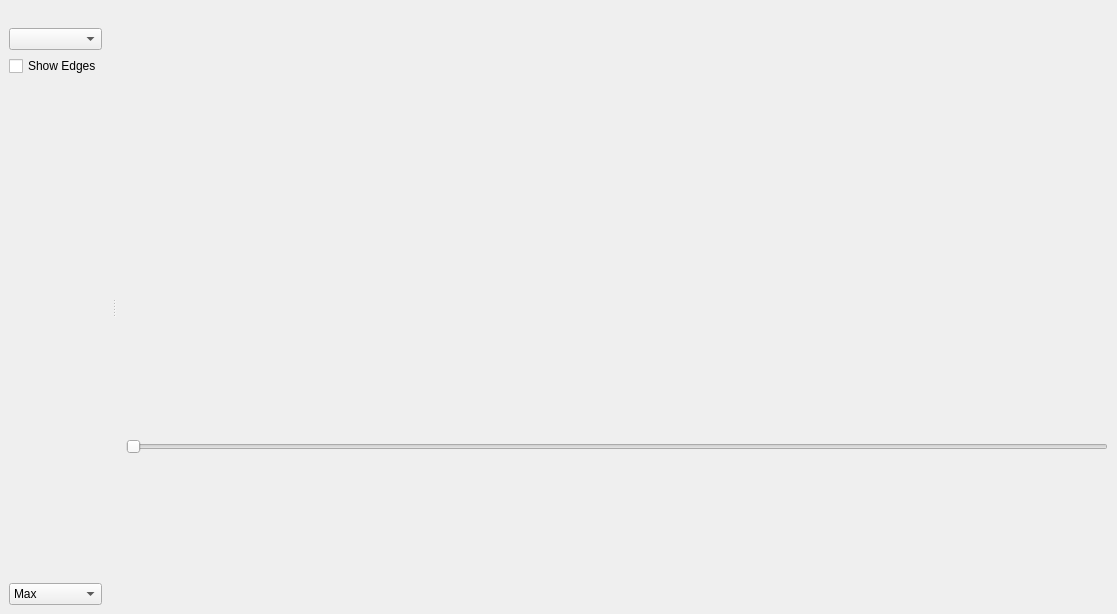
The window that src/vis/mainWindow.ui (Martin-Bela/Brain-Vis) describes before a commit, drawn with Qt 5.
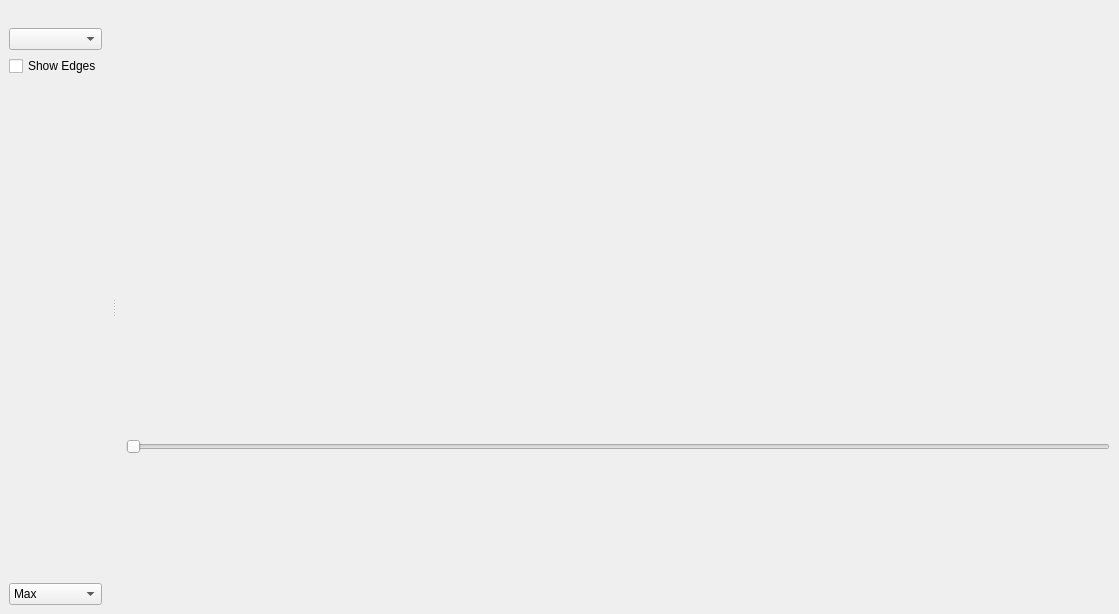
The same window after the commit. Custom widgets are drawn as their Qt base class.

```diff
--- a/src/vis/mainWindow.ui
+++ b/src/vis/mainWindow.ui
@@ -6,7 +6,7 @@
    <rect>
     <x>0</x>
     <y>0</y>
-    <width>1117</width>
+    <width>1119</width>
     <height>614</height>
    </rect>
   </property>
@@ -27,22 +27,6 @@
     </item>
     <item>
      <layout class="QHBoxLayout" name="horizontalLayout">
-      <item>
-       <spacer name="horizontalSpacer">
-        <property name="orientation">
-         <enum>Qt::Horizontal</enum>
-        </property>
-        <property name="sizeType">
-         <enum>QSizePolicy::Fixed</enum>
-        </property>
-        <property name="sizeHint" stdset="0">
-         <size>
-          <width>7</width>
-          <height>20</height>
-         </size>
-        </property>
-       </spacer>
-      </item>
       <item>
        <widget class="HistogramWidget" name="bottomPanel" native="true">
         <property name="enabled">
@@ -59,22 +43,6 @@
         </property>
        </widget>
       </item>
-      <item>
-       <spacer name="horizontalSpacer_2">
-        <property name="orientation">
-         <enum>Qt::Horizontal</enum>
-        </property>
-        <property name="sizeType">
-         <enum>QSizePolicy::Fixed</enum>
-        </property>
-        <property name="sizeHint" stdset="0">
-         <size>
-          <width>7</width>
-          <height>20</height>
-         </size>
-        </property>
-       </spacer>
-      </item>
      </layout>
     </item>
     <item>
```
